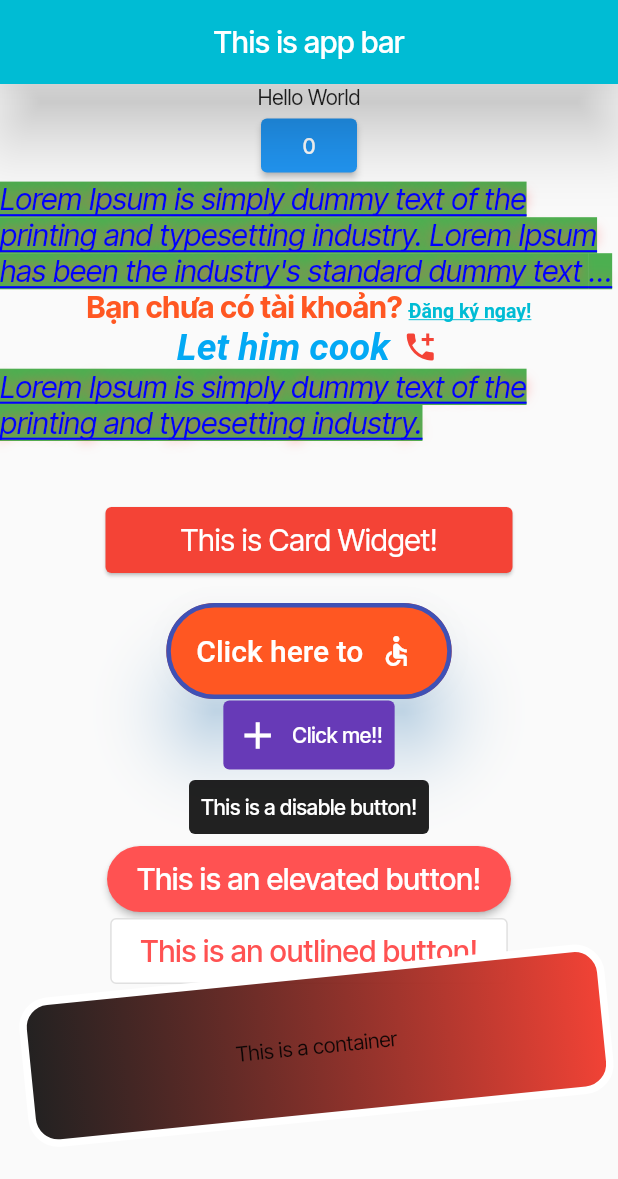
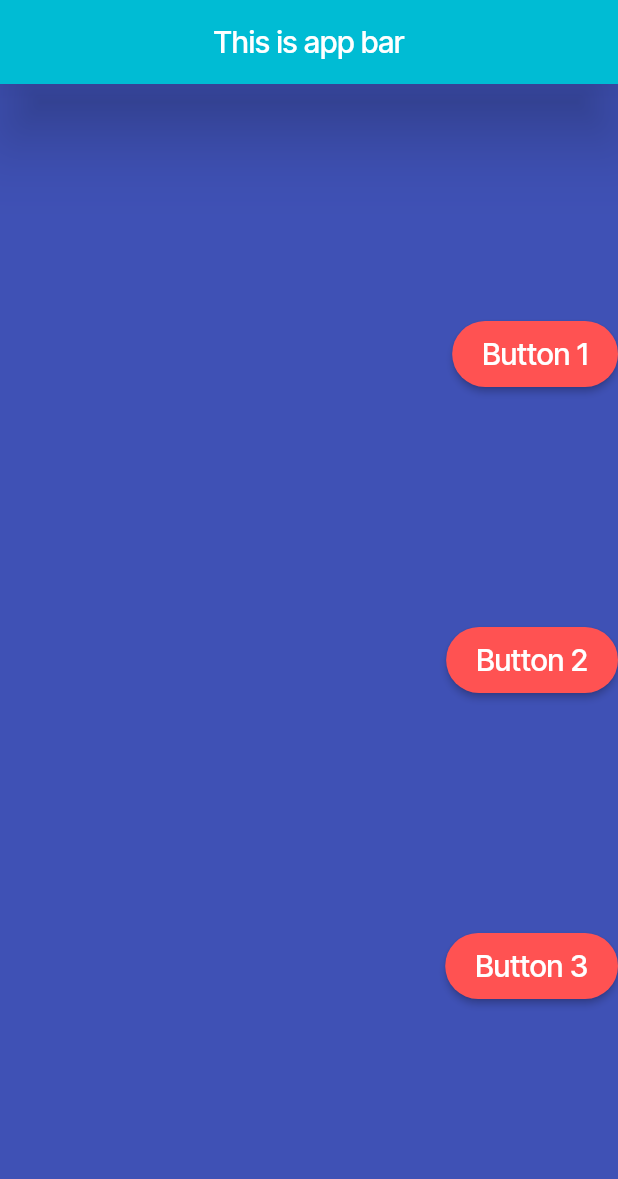
Before and after one commit to BaoLam2610/Flutter-Tutorial, a Flutter app: the screen it shows after launch, on a phone screen of 412 x 824 dp. Shown: the top 1179 px of the screen. Run offline on Flutter 3.47's test engine with Material 2 defaults, Android fonts, the phone set to English and light mode, and no system bars.

Commit message:
add demo sized box, row column

```diff
--- a/lib/components/demo_button.dart
+++ b/lib/components/demo_button.dart
@@ -83,13 +83,14 @@ class DisableButtonWidget extends StatelessWidget {
 }
 
 class ElevatedButtonWidget extends StatelessWidget {
+
   const ElevatedButtonWidget({super.key});
 
   @override
   Widget build(BuildContext context) {
     return ElevatedButton(
       onPressed: () {},
-      style: TextButton.styleFrom(
+      style: ElevatedButton.styleFrom(
         backgroundColor: Colors.redAccent,
         foregroundColor: Colors.white,
         padding: const EdgeInsets.symmetric(horizontal: 20, vertical: 10),
@@ -110,7 +111,7 @@ class OutlinedButtonWidget extends StatelessWidget {
   Widget build(BuildContext context) {
     return OutlinedButton(
       onPressed: () {},
-      style: TextButton.styleFrom(
+      style: OutlinedButton.styleFrom(
           backgroundColor: Colors.white,
           foregroundColor: Colors.redAccent,
           padding: const EdgeInsets.symmetric(horizontal: 20, vertical: 10),
@@ -122,3 +123,40 @@ class OutlinedButtonWidget extends StatelessWidget {
     );
   }
 }
+
+class ButtonWithTextWidget extends StatefulWidget {
+
+  final String _label;
+  const ButtonWithTextWidget(this._label,{super.key});
+
+  @override
+  State<ButtonWithTextWidget> createState() => _ButtonWithTextWidgetState();
+}
+
+class _ButtonWithTextWidgetState extends State<ButtonWithTextWidget> {
+
+  late String mLabel;
+
+  @override
+  void initState() {
+    super.initState();
+    mLabel = widget._label;
+  }
+
+  @override
+  Widget build(BuildContext context) {
+    return ElevatedButton(
+      onPressed: () {},
+      style: ElevatedButton.styleFrom(
+          backgroundColor: Colors.redAccent,
+          foregroundColor: Colors.white,
+          padding: const EdgeInsets.symmetric(horizontal: 20, vertical: 10),
+          shape: const StadiumBorder()
+      ),
+      child: Text(
+        mLabel,
+        style: const TextStyle(fontSize: 20),
+      ),
+    );
+  }
+}
--- /dev/null
+++ b/lib/components/demo_row_column.dart
@@ -0,0 +1,47 @@
+import 'package:flutter/material.dart';
+import 'package:tutorial/components/demo_button.dart';
+
+class RowWidget extends StatelessWidget {
+  const RowWidget({super.key});
+
+  @override
+  Widget build(BuildContext context) {
+    return Container(
+      color: Colors.indigo,
+      width: double.infinity,
+      height: 400,
+      child: const Row(
+        mainAxisSize: MainAxisSize.max,
+        mainAxisAlignment: MainAxisAlignment.spaceAround,
+        crossAxisAlignment: CrossAxisAlignment.center,
+        children: [
+          ButtonWithTextWidget("Button 1"),
+          ButtonWithTextWidget("Button 2"),
+          ButtonWithTextWidget("Button 3"),
+        ],
+      ),
+    );
+  }
+}
+
+class ColumnWidget extends StatelessWidget {
+  const ColumnWidget({super.key});
+
+  @override
+  Widget build(BuildContext context) {
+    return Container(
+      color: Colors.indigo,
+      width: double.infinity,
+      child: const Column(
+        mainAxisSize: MainAxisSize.max,
+        mainAxisAlignment: MainAxisAlignment.spaceEvenly,
+        crossAxisAlignment: CrossAxisAlignment.end,
+        children: [
+          ButtonWithTextWidget("Button 1"),
+          ButtonWithTextWidget("Button 2"),
+          ButtonWithTextWidget("Button 3"),
+        ],
+      ),
+    );
+  }
+}
```
Also changed, not shown: lib/components/demo_sized_box.dart (added, +20 -0 lines), lib/main.dart (+23 -20 lines).
